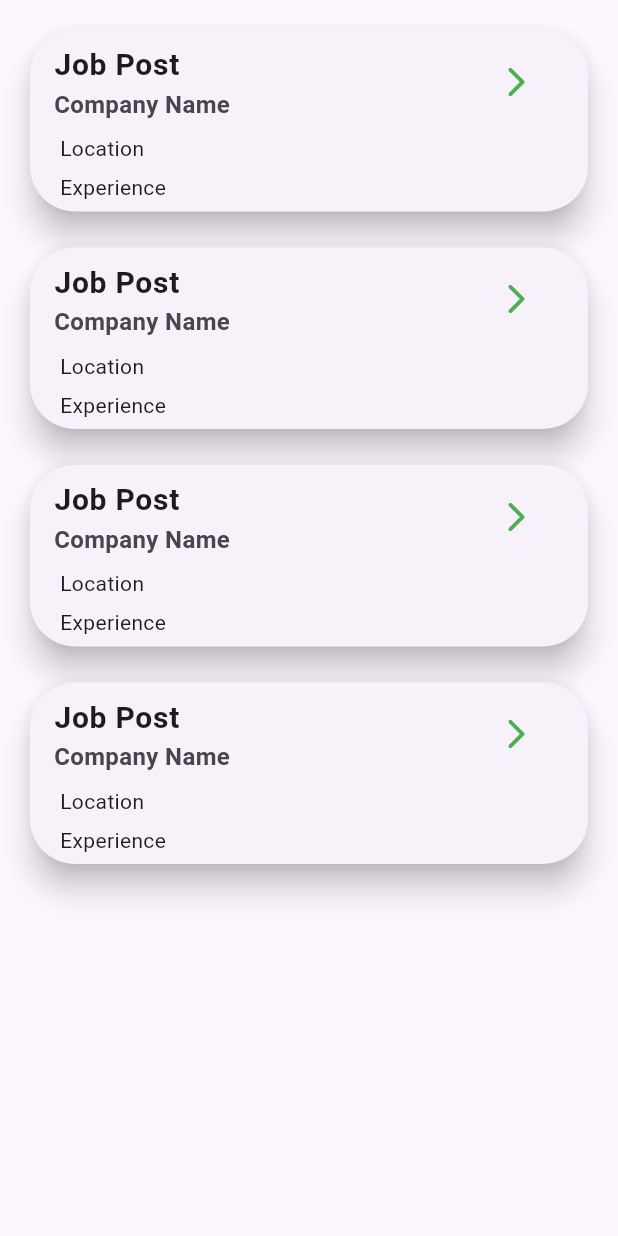
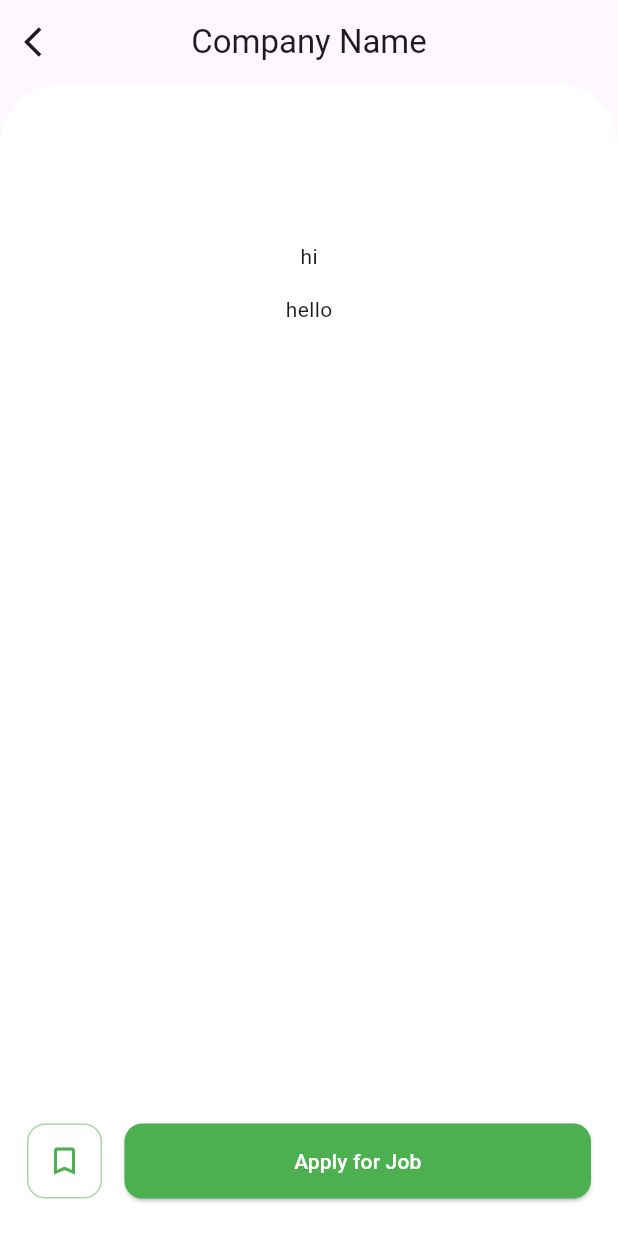
Before and after one commit to ayshafaida/placement, a Flutter app: the viewjobs screen opened directly, after a tap on the "arrow forward ios" icon, on a phone screen of 412 x 824 dp. Run offline on Flutter 3.47's test engine with Material 3 defaults, Android fonts, the phone set to English and light mode, and no system bars.

Commit message:
second commit

```diff
--- a/lib/homepage.dart
+++ b/lib/homepage.dart
@@ -1,3 +1,6 @@
+import 'package:final_project/main.dart';
+import 'package:final_project/myprofile.dart';
+import 'package:final_project/placementcell.dart';
 import 'package:final_project/viewjobs.dart';
 import 'package:flutter/material.dart';
 
@@ -43,8 +46,7 @@ class _HomepageState extends State<Homepage> {
               title: const Text('My Profile'),
               //To perform action on tapping at tile
               onTap: () {
-                // Navigator.push(
-                //          context, MaterialPageRoute(builder: (_) => ProfilePage()));
+                Navigator.push(context, MaterialPageRoute(builder: (_) => myprofile()));
               },
             ),
             // divider,
@@ -68,7 +70,7 @@ class _HomepageState extends State<Homepage> {
               leading: const Icon(Icons.contact_page),
               title: const Text('Placement Cell'),
               onTap: () {
-                Navigator.pop(context);
+                Navigator.push(context, MaterialPageRoute(builder: (_) => Placement_cell()));
               },
             ),
             // divider,
@@ -92,7 +94,7 @@ class _HomepageState extends State<Homepage> {
               leading: const Icon(Icons.logout),
               title: const Text('Logout'),
               onTap: () {
-                Navigator.pop(context);
+                Navigator.push(context, MaterialPageRoute(builder: (_) => Login()));
               },
             ),
           ],
--- /dev/null
+++ b/lib/jobdetail.dart
@@ -0,0 +1,172 @@
+import 'package:flutter/material.dart';
+
+class Jobdetails extends StatelessWidget {
+  const Jobdetails({super.key});
+
+  @override
+  Widget build(BuildContext context) {
+    return Scaffold(
+      appBar: AppBar(
+        elevation: 0,
+        leading: IconButton(
+          icon: Icon(
+            Icons.arrow_back_ios,
+          ),
+          onPressed: () => Navigator.pop(context),
+        ),
+        title: Text("Company Name"
+          // company!.companyName!,
+        ),
+        centerTitle: true,
+      ),
+      body: DefaultTabController(
+        length: 2,
+        child: Container(
+          width: double.infinity,
+          // margin: EdgeInsets.only(top: 50.0),
+          padding: EdgeInsets.symmetric(horizontal: 18.0, vertical: 15.0),
+          decoration: BoxDecoration(
+            color: Colors.white,
+            borderRadius: BorderRadius.only(
+              topLeft: Radius.circular(40.0),
+              topRight: Radius.circular(40.0),
+            ),
+          ),
+          child: Column(
+            children: <Widget>[
+              Container(
+                constraints: BoxConstraints(maxHeight: 250.0),
+                child: Column(
+                  children: <Widget>[
+                    Center(
+                      child: Container(
+                        width: 70.0,
+                        height: 70.0,
+                        decoration: BoxDecoration(
+                          borderRadius: BorderRadius.circular(15.0),
+                          // image: DecorationImage(
+                          //   image: AssetImage(company!.image!),
+                          //   fit: BoxFit.cover,
+                          // ),
+                        ),
+                      ),
+                    ),
+                    SizedBox(height: 20.0),
+                    Text("hi"
+                      // company!.job!,
+                      // style: kTitleStyle.copyWith(
+                      //   fontWeight: FontWeight.bold,
+                      // ),
+                    ),
+                    SizedBox(height: 15.0),
+                    Text('hello'
+                      // company!.sallary!,
+                      // style: kSubtitleStyle,
+                    ),
+                    SizedBox(height: 15.0),
+                    // Row(
+                    //   mainAxisAlignment: MainAxisAlignment.center,
+                    //   children: company!.tag!
+                    //       .map(
+                    //         (e) => Container(
+                    //           margin: EdgeInsets.symmetric(horizontal: 5.0),
+                    //           padding: EdgeInsets.symmetric(
+                    //             horizontal: 8.0,
+                    //             vertical: 5.0,
+                    //           ),
+                    //           decoration: BoxDecoration(
+                    //             borderRadius: BorderRadius.circular(8.0),
+                    //             border:
+                    //                 Border.all(color: kBlack.withOpacity(.5)),
+                    //           ),
+                    //           child: Text(
+                    //             e,
+                    //             style: kSubtitleStyle,
+                    //           ),
+                    //         ),
+                    //       )
+                    //       .toList(),
+                    // ),
+                    SizedBox(height: 25.0),
+                    Material(
+                      color: Colors.white,
+                      shape: RoundedRectangleBorder(
+                        borderRadius: BorderRadius.circular(12.0),
+                        side: BorderSide(
+                        ),
+                      ),
+                      // borderRadius: BorderRadius.circular(12.0),
+                      // child: TabBar(
+                      //   unselectedLabelColor: kBlack,
+                      //   indicator: BoxDecoration(
+                      //     color: kOrange,
+                      //     borderRadius: BorderRadius.circular(12.0),
+                      //   ),
+                      //   tabs: [
+                      //     Tab(text: "Description"),
+                      //     Tab(text: "Company"),
+                      //   ],
+                      // ),
+                    )
+                  ],
+                ),
+              ),
+              SizedBox(height: 10.0),
+              Expanded(
+                child: TabBarView(
+                  children: [
+                    // DescriptionTab(company: company),
+                    // CompanyTab(company: company),
+                  ],
+                ),
+              )
+            ],
+          ),
+        ),
+      ),
+      bottomNavigationBar: PreferredSize(
+        preferredSize: Size.fromHeight(60.0),
+        child: Container(
+          padding: EdgeInsets.only(left: 18.0, bottom: 25.0, right: 18.0),
+          // margin: EdgeInsets.only(bottom: 25.0),
+          color: Colors.white,
+          child: Row(
+            children: <Widget>[
+              Container(
+                width: 50.0,
+                height: 50.0,
+                decoration: BoxDecoration(
+                  border: Border.all(color: Colors.green.withOpacity(.5)),
+                  borderRadius: BorderRadius.circular(12.0),
+                ),
+                child: Icon(
+                  Icons.bookmark_border,
+                  color: Colors.green,
+                ),
+              ),
+              SizedBox(width: 15.0),
+              Expanded(
+                child: SizedBox(
+                  height: 50.0,
+                  child: ElevatedButton(
+                    onPressed: () {},
+                    style: ElevatedButton.styleFrom(
+                      primary: Colors.green,
+                      shape: RoundedRectangleBorder(
+                        borderRadius: BorderRadius.circular(12.0),
+                      ),
+                    ),
+                    child: Text(
+                      "Apply for Job",
+                      style: TextStyle(color: Colors.white),
+                    ),
+                  ),
+                ),
+              )
+            ],
+          ),
+        ),
+      ),
+    );
+  }
+}
--- a/lib/main.dart
+++ b/lib/main.dart
@@ -1,6 +1,5 @@
 import 'package:final_project/homepage.dart';
 import 'package:final_project/signup.dart';
-import 'package:final_project/viewjobs.dart';
 import 'package:flutter/material.dart';
 
 void main() {
@@ -15,8 +14,8 @@ class MyApp extends StatelessWidget {
   Widget build(BuildContext context) {
     return MaterialApp(
       debugShowCheckedModeBanner: false,
-      // home:Login(),
-      home:viewjobs(),
+      home:Login(),
+      // home:Jobdetails(),
     );
   }
 }
--- /dev/null
+++ b/lib/placementcell.dart
@@ -0,0 +1,18 @@
+import 'package:flutter/material.dart';
+
+class Placement_cell extends StatelessWidget {
+  const Placement_cell({super.key});
+
+  @override
+  Widget build(BuildContext context) {
+    return Scaffold(
+      appBar: AppBar(
+          backgroundColor: Colors.green,
+          title: Center(
+            child: const Text('Placement Cell'),
+          ),
+      ),
+
+    );
+  }
+}
--- a/lib/viewjobs.dart
+++ b/lib/viewjobs.dart
@@ -1,3 +1,4 @@
+import 'package:final_project/jobdetail.dart';
 import 'package:flutter/material.dart';
 
 class viewjobs extends StatefulWidget {
@@ -11,6 +12,18 @@ class _viewjobsState extends State<viewjobs> {
   @override
   Widget build(BuildContext context) {
     return Scaffold(
+      appBar: AppBar(
+        elevation: 0,
+        leading: IconButton(
+          icon: Icon(
+            Icons.arrow_back_ios,
+          ),
+          onPressed: () => Navigator.pop(context),
+        ),
+        title: Text("View Jobs"),
+        backgroundColor: Colors.green,
+        centerTitle: true,
+      ),
       body: Padding(
   padding: const EdgeInsets.all(8.0),
   child: ListView.builder(
@@ -40,7 +53,10 @@ class _viewjobsState extends State<viewjobs> {
                  trailing:IconButton(
                 icon: const Icon(Icons.arrow_forward_ios_rounded),
                 color: Colors.green,
-                onPressed: () {},
+                onPressed: () {
+                  Navigator.push(
+                         context, MaterialPageRoute(builder: (_) => Jobdetails()));
+                },
               ),
               ),
               Padding(
```
Also changed, not shown: assets/google_logo.svg.png (added).
